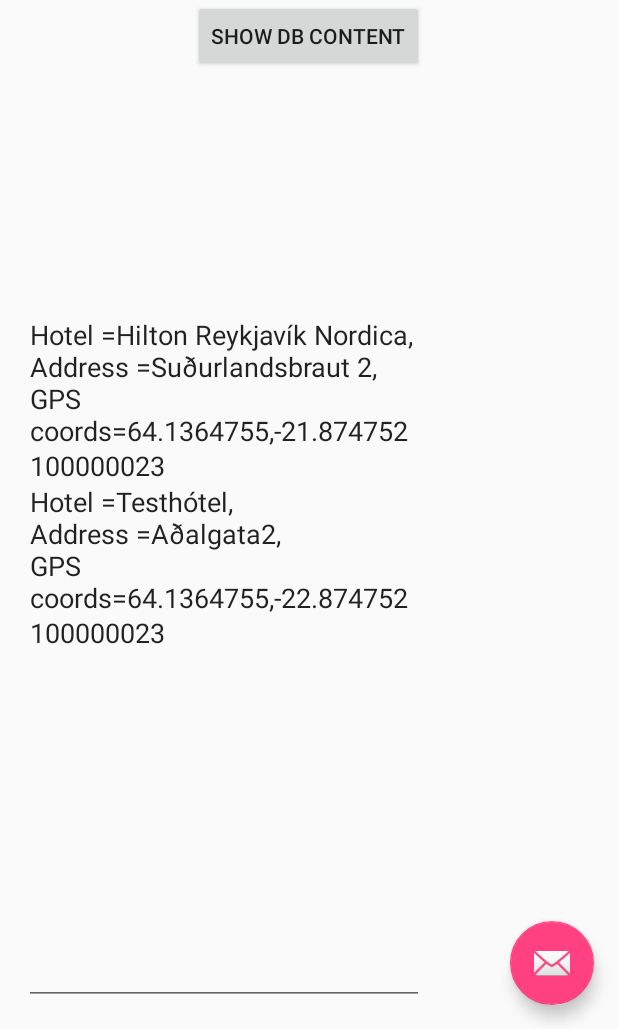
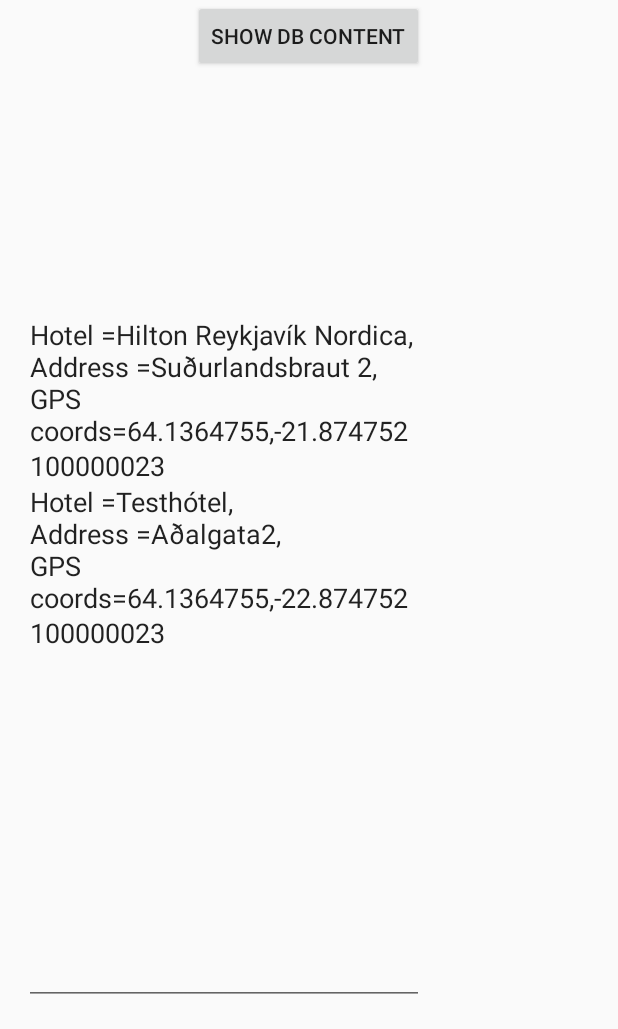
Before and after one commit to hthh10/HBV601G, an Android app: the screen it shows after launch (SearchActivity), in the options menu, after a tap on "Settings", on a phone screen of 412 x 824 dp, the part 207-1236 px from its top. Run offline under Robolectric (Android 15) with nearby library versions, the phone set to English and light mode, and no system bars.

Commit message:
Minor tweaks

```diff
--- a/app/src/main/AndroidManifest.xml
+++ b/app/src/main/AndroidManifest.xml
@@ -27,6 +27,9 @@
                 android:name="android.support.PARENT_ACTIVITY"
                 android:value="hotelsearch.is.hotelsearch.SearchActivity" />
         </activity>
+        <meta-data
+            android:name="com.google.android.geo.API_KEY"
+            android:value="AIzaSyDxXLVBKr2dFDKYiO2WSlJbhv6d8AWJ3QQ"/>
     </application>
 
 </manifest>
--- a/app/src/main/java/hotelsearch/is/hotelsearch/SearchActivity.java
+++ b/app/src/main/java/hotelsearch/is/hotelsearch/SearchActivity.java
@@ -28,14 +28,6 @@ public class SearchActivity extends AppCompatActivity {
         Toolbar toolbar = (Toolbar) findViewById(R.id.toolbar);
         setSupportActionBar(toolbar);
 
-        FloatingActionButton fab = (FloatingActionButton) findViewById(R.id.fab);
-        fab.setOnClickListener(new View.OnClickListener() {
-            @Override
-            public void onClick(View view) {
-                Snackbar.make(view, "Replace with your own action", Snackbar.LENGTH_LONG)
-                        .setAction("Action", null).show();
-            }
-        });
 
         openDb();
     }
@@ -76,6 +68,7 @@ public class SearchActivity extends AppCompatActivity {
         return super.onOptionsItemSelected(item);
     }
     /** Called when the user clicks the Search button */
+
     public void searchString(View view) {
         Intent intent = new Intent(this, DisplayMessageActivity.class);
         EditText editText = (EditText) findViewById(R.id.edit_message);
@@ -83,6 +76,8 @@ public class SearchActivity extends AppCompatActivity {
         intent.putExtra(EXTRA_MESSAGE,s);
         startActivity(intent);
     }
+
+    // No button references this right now
     public void onClickAdd(View view){
 
         long newId = myDb.insertRow("Testhótel", "Aðalgata 2", "101","Reykjavík",
@@ -113,7 +108,7 @@ public class SearchActivity extends AppCompatActivity {
                 String address = cursor.getString(DBAdapter.COL_ADDRESS);
                 String zip = cursor.getString(DBAdapter.COL_ZIP);
                 String city = cursor.getString(DBAdapter.COL_CITY);
-                String wwww = cursor.getString(DBAdapter.COL_WEBSITE);
+                String www = cursor.getString(DBAdapter.COL_WEBSITE);
                 String latlng = cursor.getString(DBAdapter.COL_LATLNG);
                 message += "Hotel =" + name
                         +",\nAddress =" + address
--- a/app/src/main/res/layout/activity_search.xml
+++ b/app/src/main/res/layout/activity_search.xml
@@ -23,12 +23,5 @@
 
     <include layout="@layout/content_search" />
 
-    <android.support.design.widget.FloatingActionButton
-        android:id="@+id/fab"
-        android:layout_width="wrap_content"
-        android:layout_height="wrap_content"
-        android:layout_gravity="bottom|end"
-        android:layout_margin="@dimen/fab_margin"
-        android:src="@android:drawable/ic_dialog_email" />
 
 </android.support.design.widget.CoordinatorLayout>
```
Also changed, not shown: app/src/main/java/hotelsearch/is/database/DBAdapter.java (+24 -1 lines), app/src/main/java/hotelsearch/is/hotelsearch/DisplayMessageActivity.java (+38 -1 lines).
